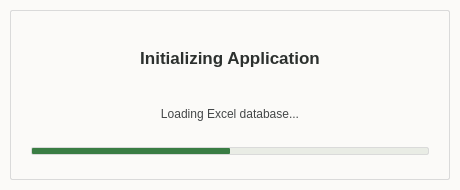
Qt form pyside_new_uis/loading_window.ui (Fr0lich/arbor) before a commit.
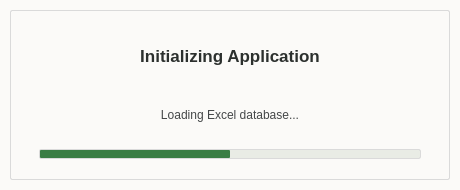
The same form after that commit.

```diff
--- a/pyside_new_uis/loading_window.ui
+++ b/pyside_new_uis/loading_window.ui
@@ -49,8 +49,8 @@
     border: 1px solid #dadada;
     border-radius: 2px;
     background-color: #e9ece5;
-    max-height: 6px;
-    min-height: 6px;
+    max-height: 8px;
+    min-height: 8px;
 }
 QProgressBar#progress_bar::chunk {
     background-color: #3a7d44;
@@ -86,16 +86,16 @@
        <number>10</number>
       </property>
       <property name="leftMargin">
-       <number>20</number>
+       <number>28</number>
       </property>
       <property name="topMargin">
-       <number>24</number>
+       <number>20</number>
       </property>
       <property name="rightMargin">
-       <number>20</number>
+       <number>28</number>
       </property>
       <property name="bottomMargin">
-       <number>24</number>
+       <number>20</number>
       </property>
       <item>
        <widget class="QLabel" name="lbl_title">
```
